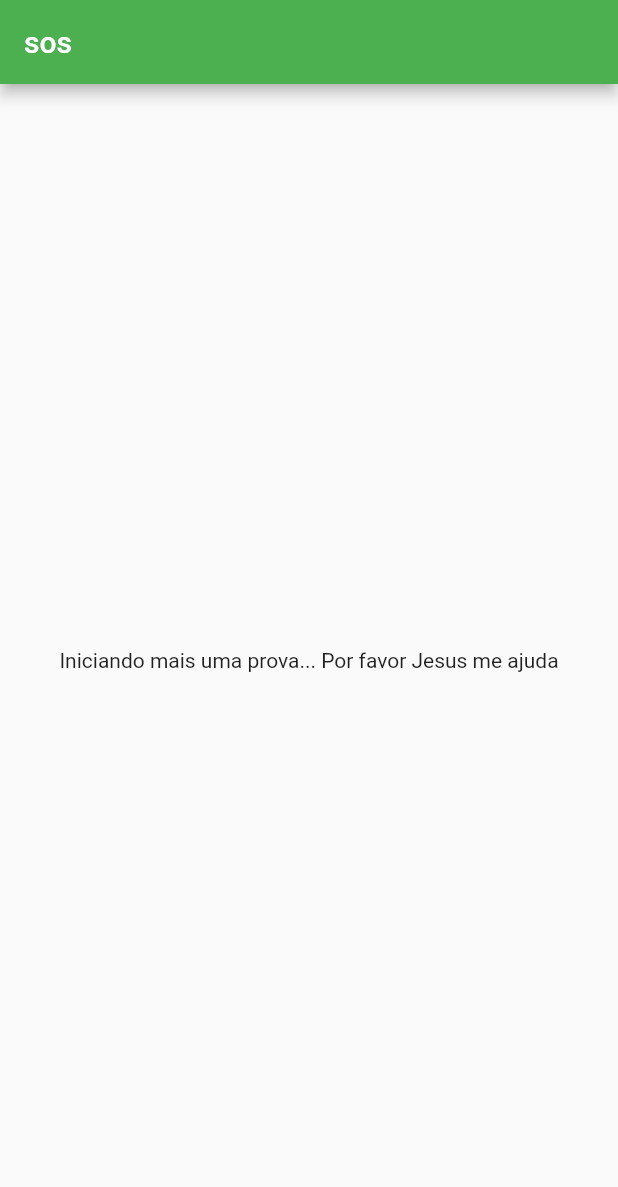
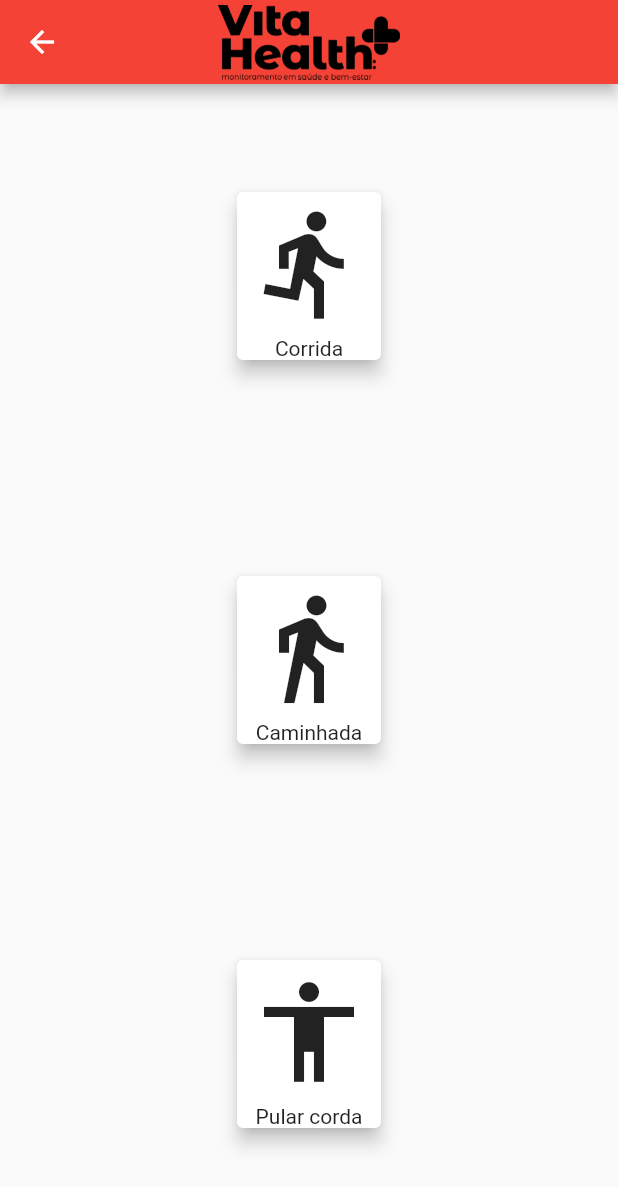
Before and after one commit to Jamilyasbarb/Exercises, a Flutter app: the screen it shows after launch, on a phone screen of 412 x 824 dp. Shown: the top 1187 px of the screen. Run offline on Flutter 3.47's test engine with Material 2 defaults, Android fonts, the phone set to English and light mode, and no system bars.

Commit message:
tela selecao de exercicios concluida, com appBar e 3 botoes centralizados

```diff
--- a/lib/app/app_widget.dart
+++ b/lib/app/app_widget.dart
@@ -7,9 +7,8 @@ class AppWidget extends StatelessWidget {
   @override
   Widget build(BuildContext context) {
     return MaterialApp(
-
       theme: ThemeData(
-        primarySwatch: Colors.green,
+        primarySwatch: Colors.red,
       ),
       home: HomePage(),
     );
--- a/lib/app/pages/home/home_page.dart
+++ b/lib/app/pages/home/home_page.dart
@@ -1,3 +1,4 @@
+import 'package:exercicios/app/pages/home/selection_exercises_component.dart';
 import 'package:flutter/material.dart';
 import 'package:flutter/src/widgets/container.dart';
 import 'package:flutter/src/widgets/framework.dart';
@@ -14,10 +15,12 @@ class _HomePageState extends State<HomePage> {
   Widget build(BuildContext context) {
     return Scaffold(
       appBar: AppBar(
-        title: Text('sos'),
+        leading: Icon(Icons.arrow_back),
+        centerTitle: true,
+        title: Container(height: 50, child: Image.asset('assets/images/logo_positiva.png')),
       ),
       body: Center(
-        child: Text('Iniciando mais uma prova... Por favor Jesus me ajuda'),
+        child: SelectionExercisesComponent(),
       ),
     );
   }
--- /dev/null
+++ b/lib/app/pages/home/selection_exercises_component.dart
@@ -0,0 +1,58 @@
+import 'package:flutter/material.dart';
+
+class SelectionExercisesComponent extends StatelessWidget {
+  const SelectionExercisesComponent({super.key});
+
+  @override
+  Widget build(BuildContext context) {
+    return SizedBox(
+      width: MediaQuery.of(context).size.width,
+      height: MediaQuery.of(context).size.height,
+      child: Column(
+        mainAxisAlignment: MainAxisAlignment.spaceAround,
+        crossAxisAlignment: CrossAxisAlignment.center,
+        children: [
+          Card(
+            elevation: 5,
+            child: Column(
+              children: [
+                IconButton(
+                  iconSize: 80,
+                  icon: Icon(Icons.directions_run),
+                  onPressed: () { },
+                ),
+                Text('Corrida'),
+              ],
+            ),
+          ),
+          Card(
+            elevation: 5,
+            child: Column(
+              children: [
+                IconButton(
+                  iconSize: 80,
+                  icon: Icon(Icons.directions_walk),
+                  onPressed: () { },
+                ),
+                Text('Caminhada'),
+              ],
+            ),
+          ),
+          Card(
+            elevation: 5,
+            child: Column(
+              children: [
+                IconButton(
+                  iconSize: 80,
+                  icon: Icon(Icons.accessibility),
+                  onPressed: () { },
+                ),
+                Text('Pular corda'),
+              ],
+            ),
+          ),
+        ],
+      ),
+    );
+  }
+}
--- a/pubspec.yaml
+++ b/pubspec.yaml
@@ -60,9 +60,9 @@ flutter:
   uses-material-design: true
 
   # To add assets to your application, add an assets section, like this:
-  # assets:
-  #   - images/a_dot_burr.jpeg
-  #   - images/a_dot_ham.jpeg
+  assets:
+    - assets/images/logo_positiva.png
+    - assets/images/logo_SVG_700px.svg
 
   # An image asset can refer to one or more resolution-specific "variants", see
   # https://flutter.dev/assets-and-images/#resolution-aware
```
Also changed, not shown: assets/images/logo_RGB.png (added), assets/images/logo_SVG_700px.svg (added), assets/images/logo_positiva.png (added).
